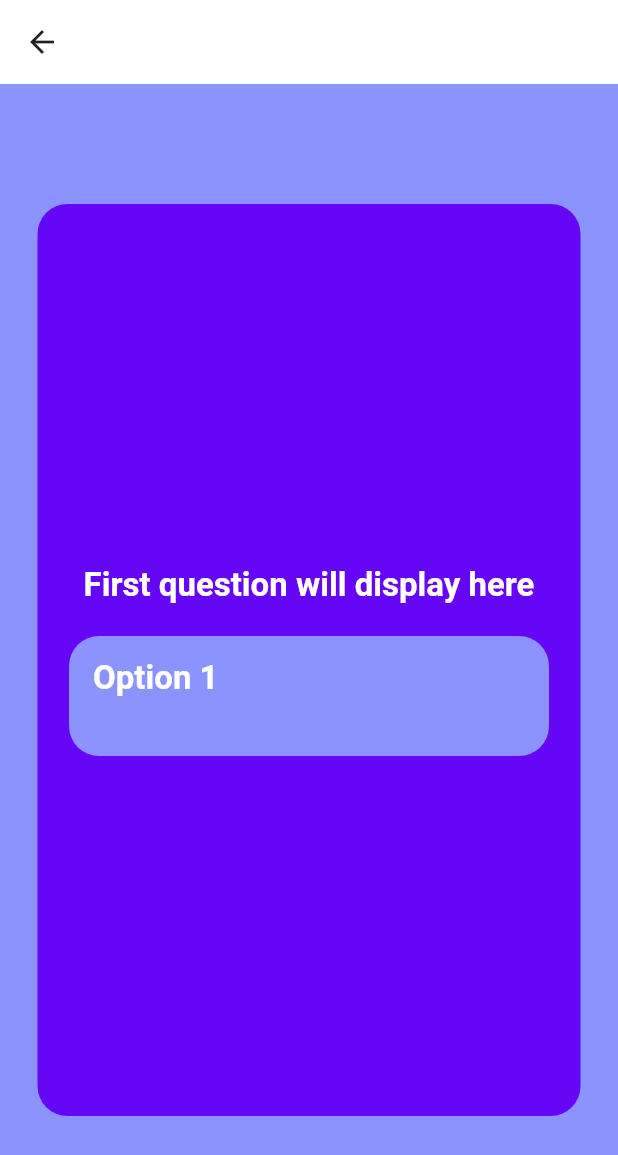
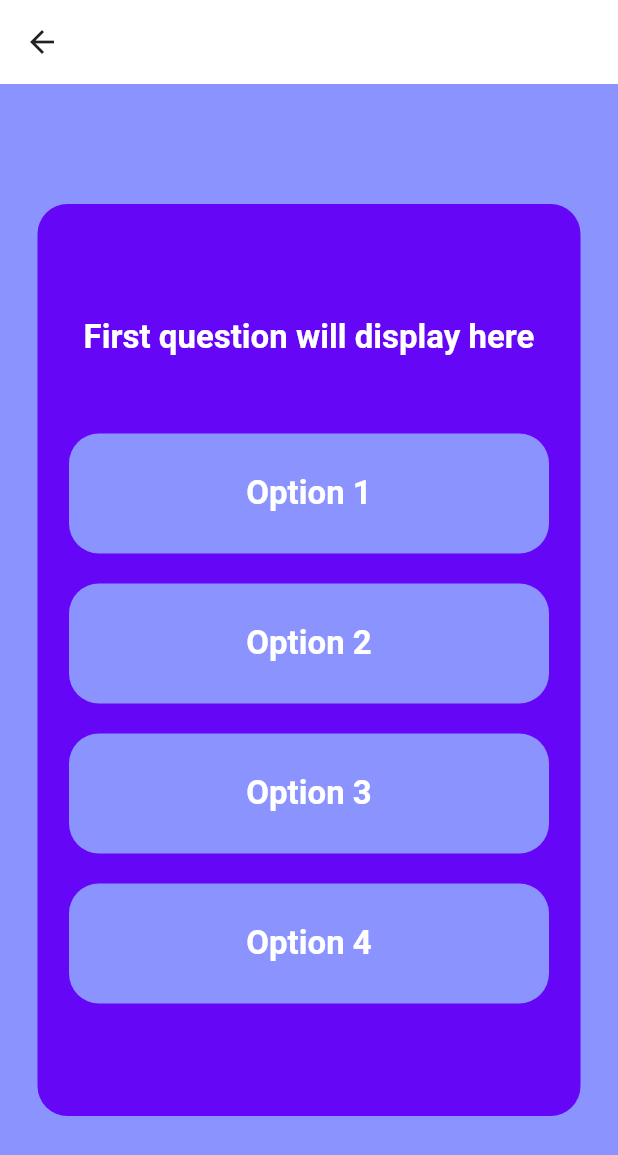
Before and after one commit to Anshuman1103/caliber_sense, a Flutter app: the QuestionScreen screen opened directly, on a phone screen of 412 x 824 dp. Shown: the top 1155 px of the screen. Run offline on Flutter 3.47's test engine with Material 3 defaults, Android fonts, the phone set to English and light mode, and no system bars; our stand-ins replace flutter_riverpod, google_fonts.

Commit message:
Multiple option is question screen

```diff
--- a/lib/screens/question_screen.dart
+++ b/lib/screens/question_screen.dart
@@ -24,8 +24,14 @@ class QuestionScreen extends StatelessWidget {
                       .textTheme
                       .titleLarge!
                       .copyWith(color: Theme.of(context).colorScheme.primary)),
+              const SizedBox(height: 50),
+              const Option(optionText: 'Option 1'),
               const SizedBox(height: 20),
-              const Option(),
+              const Option(optionText: 'Option 2'),
+              const SizedBox(height: 20),
+              const Option(optionText: 'Option 3'),
+              const SizedBox(height: 20),
+              const Option(optionText: 'Option 4'),
             ],
           ),
         ),
--- a/lib/widgets/option.dart
+++ b/lib/widgets/option.dart
@@ -1,7 +1,9 @@
 import 'package:flutter/material.dart';
 
 class Option extends StatefulWidget {
-  const Option({super.key});
+  const Option({super.key, required this.optionText});
+
+  final String optionText;
 
   @override
   State<Option> createState() {
@@ -12,7 +14,9 @@ class Option extends StatefulWidget {
 class _Option extends State<Option> {
   @override
   Widget build(BuildContext context) {
-    return Container(
+    return InkWell(
+      onTap: () {},
+      child: Container(
         width: 320,
         height: 80,
         //alignment: Alignment.center,
@@ -20,12 +24,14 @@ class _Option extends State<Option> {
           borderRadius: BorderRadius.circular(20),
           color: Theme.of(context).colorScheme.secondary,
         ),
-        child: ListTile(
-          title: Text('Option 1',
+        child: Center(
+          child: Text(widget.optionText,
               style: Theme.of(context)
                   .textTheme
                   .titleLarge!
                   .copyWith(color: Theme.of(context).colorScheme.primary)),
-        ));
+        ),
+      ),
+    );
   }
 }
```
